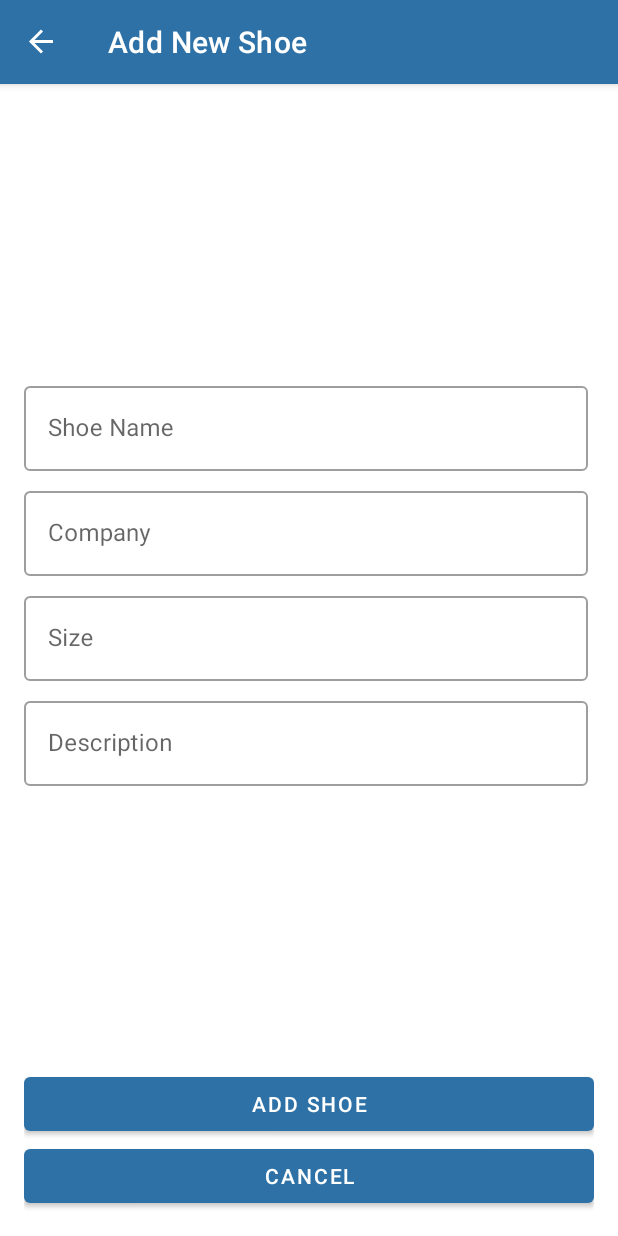
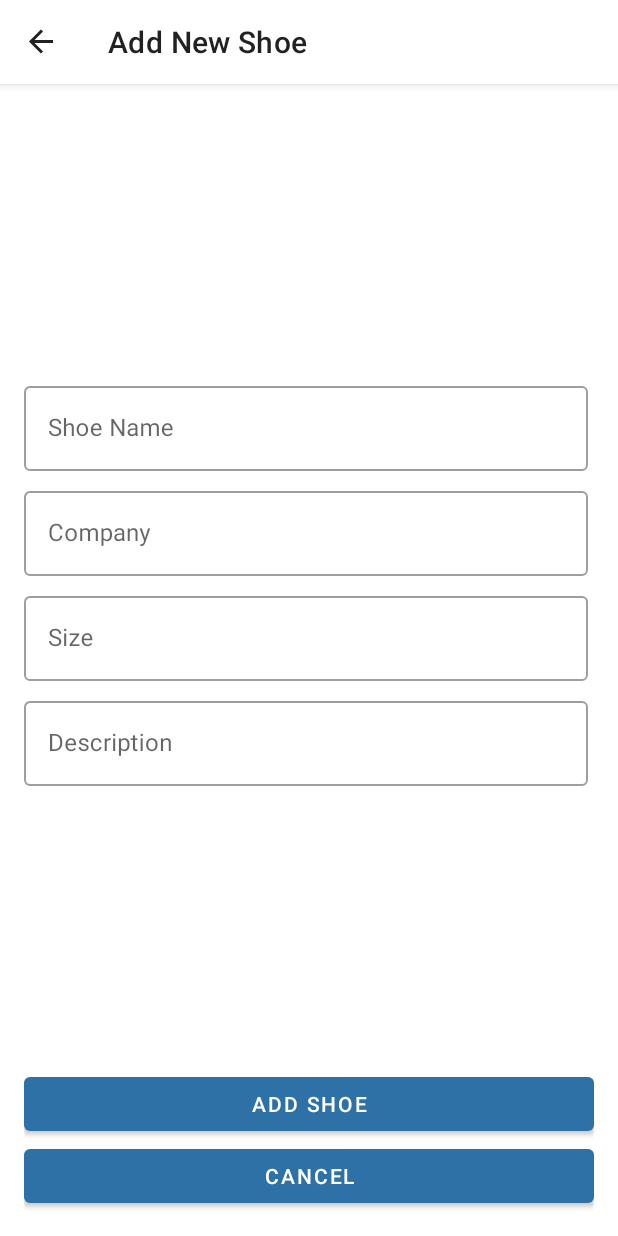
Before and after one commit to adancaysee/UdacityNanoDegreeAndroidEndOfSectionApps, an Android app: the ShoeListFragment screen opened through its navigation route, after a tap on "Add New Shoe", on a phone screen of 412 x 824 dp. Run offline under Robolectric (Android 15) with nearby library versions, the phone set to English and light mode, and no system bars; our stand-ins replace Timber, data binding, navigation-ui.

Commit message:
added toolbar

```diff
--- a/shoestore/src/main/java/com/udacity/shoestore/MainActivity.kt
+++ b/shoestore/src/main/java/com/udacity/shoestore/MainActivity.kt
@@ -6,7 +6,7 @@ import androidx.databinding.DataBindingUtil
 import androidx.navigation.NavController
 import androidx.navigation.fragment.NavHostFragment
 import androidx.navigation.ui.AppBarConfiguration
-import androidx.navigation.ui.NavigationUI
+import androidx.navigation.ui.setupWithNavController
 import com.udacity.shoestore.databinding.ActivityMainBinding
 import timber.log.Timber
 
@@ -15,17 +15,19 @@ class MainActivity : AppCompatActivity() {
 
     override fun onCreate(savedInstanceState: Bundle?) {
         super.onCreate(savedInstanceState)
-        DataBindingUtil.setContentView<ActivityMainBinding>(this, R.layout.activity_main)
+        val binding = DataBindingUtil.setContentView<ActivityMainBinding>(this, R.layout.activity_main)
 
         val navController = getNavController()
 
-        val appBarConfiguration = AppBarConfiguration
-            .Builder(
+        val appBarConfiguration = AppBarConfiguration(
+            setOf(
                 R.id.login_destination,
                 R.id.shoe_list_dest
-            ).build()
+            )
+        )
 
-        NavigationUI.setupActionBarWithNavController(this, navController, appBarConfiguration)
+        setSupportActionBar(binding.toolbar)
+        binding.toolbar.setupWithNavController(navController,appBarConfiguration)
 
         navController.addOnDestinationChangedListener { _, destination, _ ->
             Timber.tag("navigation").i(destination.label.toString())
--- a/shoestore/src/main/res/drawable/ic_baseline_logout_24.xml
+++ b/shoestore/src/main/res/drawable/ic_baseline_logout_24.xml
@@ -1,5 +1,5 @@
 <vector android:autoMirrored="true" android:height="24dp"
     android:tint="#ffffff" android:viewportHeight="24"
     android:viewportWidth="24" android:width="24dp" xmlns:android="http://schemas.android.com/apk/res/android">
-    <path android:fillColor="@android:color/white" android:pathData="M17,7l-1.41,1.41L18.17,11H8v2h10.17l-2.58,2.58L17,17l5,-5zM4,5h8V3H4c-1.1,0 -2,0.9 -2,2v14c0,1.1 0.9,2 2,2h8v-2H4V5z"/>
+    <path android:fillColor="#ffffff" android:pathData="M17,7l-1.41,1.41L18.17,11H8v2h10.17l-2.58,2.58L17,17l5,-5zM4,5h8V3H4c-1.1,0 -2,0.9 -2,2v14c0,1.1 0.9,2 2,2h8v-2H4V5z"/>
 </vector>
--- a/shoestore/src/main/res/layout/activity_main.xml
+++ b/shoestore/src/main/res/layout/activity_main.xml
@@ -1,11 +1,28 @@
 <?xml version="1.0" encoding="utf-8"?>
 <layout>
-    <merge xmlns:android="http://schemas.android.com/apk/res/android"
+    <LinearLayout xmlns:android="http://schemas.android.com/apk/res/android"
         xmlns:app="http://schemas.android.com/apk/res-auto"
         xmlns:tools="http://schemas.android.com/tools"
         android:layout_width="match_parent"
         android:layout_height="match_parent"
+        android:orientation="vertical"
         tools:context=".MainActivity">
+
+
+        <com.google.android.material.appbar.AppBarLayout
+            android:layout_width="match_parent"
+            android:layout_height="wrap_content">
+
+            <androidx.appcompat.widget.Toolbar
+                android:id="@+id/toolbar"
+                android:layout_width="match_parent"
+                android:layout_height="?attr/actionBarSize"
+                android:background="?attr/colorSurface"
+                app:elevation="8dp"
+                android:theme="@style/ThemeOverlay.MaterialComponents.ActionBar"/>
+
+        </com.google.android.material.appbar.AppBarLayout>
+
 
 
         <androidx.fragment.app.FragmentContainerView
@@ -15,5 +32,5 @@
             android:layout_height="match_parent"
             app:defaultNavHost="true"
             app:navGraph="@navigation/nav_graph" />
-    </merge>
+    </LinearLayout>
 </layout>
--- a/shoestore/src/main/res/menu/logout_menu.xml
+++ b/shoestore/src/main/res/menu/logout_menu.xml
@@ -6,6 +6,7 @@
     <item
         android:id="@+id/onboarding_graph"
         android:title="@string/logout"
+        app:iconTint="?attr/colorOnSurface"
         android:icon="@drawable/ic_baseline_logout_24"
         app:showAsAction="ifRoom" />
 </menu>
--- a/shoestore/src/main/res/values-night/themes.xml
+++ b/shoestore/src/main/res/values-night/themes.xml
@@ -1,6 +1,6 @@
 <resources xmlns:tools="http://schemas.android.com/tools">
     <!-- Base application theme. -->
-    <style name="Base.Theme.ShoeStore" parent="Theme.MaterialComponents.DayNight.DarkActionBar">
+    <style name="Base.Theme.ShoeStore" parent="Theme.MaterialComponents.DayNight.NoActionBar">
 
         <item name="colorPrimary">@color/blue_200</item>
         <item name="colorPrimaryVariant">@color/blue_700</item>
--- a/shoestore/src/main/res/values/themes.xml
+++ b/shoestore/src/main/res/values/themes.xml
@@ -1,6 +1,6 @@
 <resources xmlns:tools="http://schemas.android.com/tools">
     <!-- Base application theme. -->
-    <style name="Base.Theme.ShoeStore" parent="Theme.MaterialComponents.DayNight.DarkActionBar">
+    <style name="Base.Theme.ShoeStore" parent="Theme.MaterialComponents.DayNight.NoActionBar">
 
         <item name="colorPrimary">@color/blue_500</item>
         <item name="colorPrimaryVariant">@color/blue_700</item>
```
